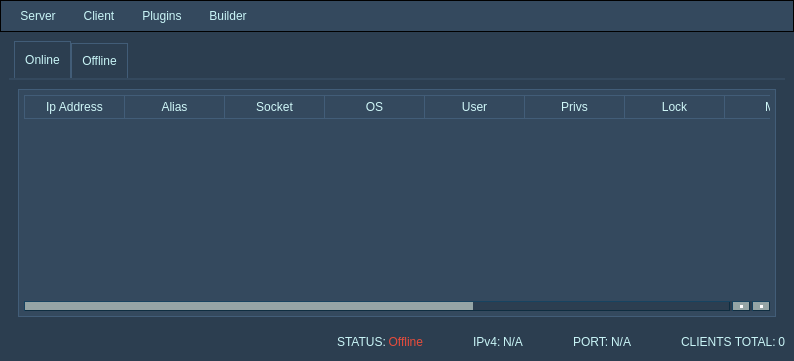
5l1v3r1/Moderat, file source/gui.ui: the form before one commit.
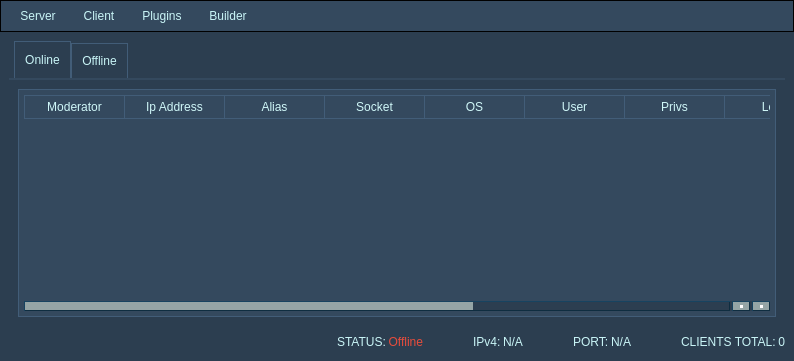
The form after the commit. Icons and pictures are not drawn.

```diff
--- a/source/gui.ui
+++ b/source/gui.ui
@@ -427,6 +427,11 @@
           <attribute name="verticalHeaderVisible">
            <bool>false</bool>
           </attribute>
+          <column>
+           <property name="text">
+            <string>Moderator</string>
+           </property>
+          </column>
           <column>
            <property name="text">
             <string>Ip Address</string>
@@ -477,11 +482,6 @@
             <string>Active Window Title</string>
            </property>
           </column>
-          <column>
-           <property name="text">
-            <string>Moderator</string>
-           </property>
-          </column>
          </widget>
         </item>
        </layout>
```
